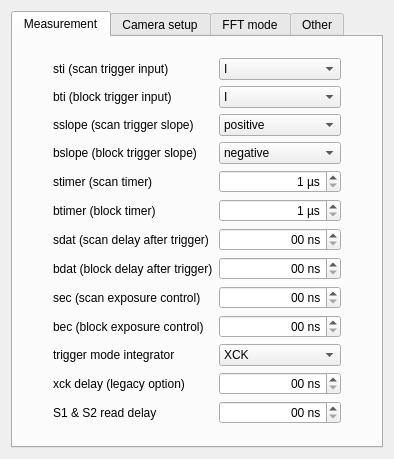
The window that escam/camerasettingswidget.ui (Entwicklungsburo-Stresing/EBST_CAM) describes before a commit, drawn with Qt 5.
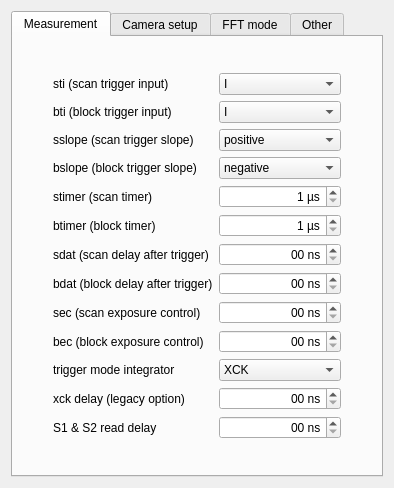
The same window after the commit.

Commit message: Fix file path ToolTip, WhatsThis

Diff of the .ui file:
```diff
--- a/escam/camerasettingswidget.ui
+++ b/escam/camerasettingswidget.ui
@@ -7,7 +7,7 @@
     <x>0</x>
     <y>0</y>
     <width>383</width>
-    <height>458</height>
+    <height>488</height>
    </rect>
   </property>
   <property name="windowTitle">
```
Left out of the diff: 6 changed lines with no effect on the pictures.
